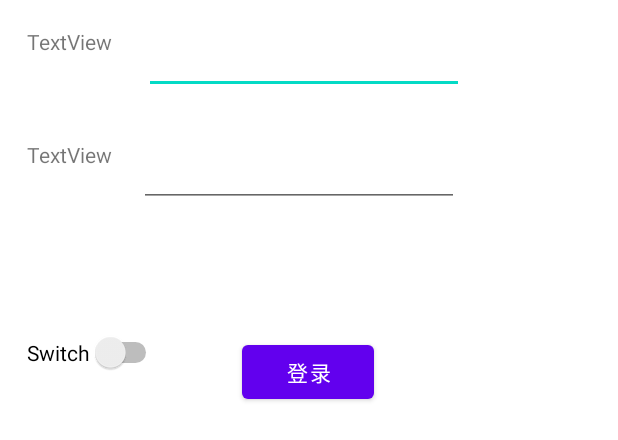
After one commit to idaer/AndroidStudy, an Android app: the layout login.xml on its own in the app's theme, with its tools: preview values and no code run, on a phone screen of 412 x 824 dp. The commit adds this screen. Shown: the top 440 px of the screen. Run offline under Robolectric (Android 15) with nearby library versions, the phone set to English and light mode, and no system bars.

Commit message:
项目2：输入账户密码并对比

```diff
--- a/Test2/app/src/main/AndroidManifest.xml
+++ b/Test2/app/src/main/AndroidManifest.xml
@@ -12,6 +12,11 @@
         <activity
             android:name=".MainActivity"
             android:exported="true">
+
+        </activity>
+        <activity
+            android:name=".LoginActivity"
+            android:exported="true">
             <intent-filter>
                 <action android:name="android.intent.action.MAIN" />
 
--- /dev/null
+++ b/Test2/app/src/main/java/com/example/test2/LoginActivity.java
@@ -0,0 +1,60 @@
+package com.example.test2;
+
+import android.app.Activity;
+import android.os.Bundle;
+import android.util.Log;
+import android.view.View;
+import android.widget.Button;
+import android.widget.CompoundButton;
+import android.widget.EditText;
+import android.widget.Switch;
+import android.widget.Toast;
+
+import androidx.annotation.Nullable;
+
+public class LoginActivity extends Activity {
+
+    Switch switch_btn;
+    String mytag="mytag";
+    Button login_btn;
+
+    EditText username;
+    EditText password;
+
+    @Override
+    protected void onCreate(@Nullable Bundle savedInstanceState) {
+        super.onCreate(savedInstanceState);
+        setContentView(R.layout.login);
+
+        switch_btn=findViewById(R.id.switch_btn);
+        login_btn=findViewById(R.id.loginbtn);
+        username=findViewById(R.id.Username);
+        password=findViewById(R.id.Password);
+
+        login_btn.setOnClickListener(new View.OnClickListener() {
+            @Override
+            public void onClick(View view) {
+                Log.e(mytag, String.valueOf(username.getText()));
+                Log.e(mytag, String.valueOf(password.getText()));
+
+                if (username.getText().toString().equals("bs") &&password.getText().toString().equals("123")) {
+                    Toast.makeText(LoginActivity.this,"ok", Toast.LENGTH_LONG).show();
+                }
+                else {
+                    Toast.makeText(LoginActivity.this,"error", Toast.LENGTH_LONG).show();
+                }
+            }
+        });
+
+
+        switch_btn.setOnCheckedChangeListener(new CompoundButton.OnCheckedChangeListener() {
+            @Override
+            public void onCheckedChanged(CompoundButton compoundButton, boolean b) {
+                Log.e(mytag,""+b
+                );
+            }
+        });
+
+
+    }
+}
--- a/Test2/app/src/main/java/com/example/test2/MainActivity.java
+++ b/Test2/app/src/main/java/com/example/test2/MainActivity.java
@@ -23,7 +23,7 @@ public class MainActivity extends AppCompatActivity implements View.OnClickListe
         setContentView(R.layout.two_button);
 
         btn1=findViewById(R.id.btn1);
-        cons2=findViewById(R.id.layout)；
+        cons2=findViewById(R.id.layout);
 
         btn2=new Button(this);
         btn2.setText("按钮2");
--- /dev/null
+++ b/Test2/app/src/main/res/layout/login.xml
@@ -0,0 +1,96 @@
+<?xml version="1.0" encoding="utf-8"?>
+<LinearLayout xmlns:android="http://schemas.android.com/apk/res/android"
+    xmlns:app="http://schemas.android.com/apk/res-auto"
+    xmlns:tools="http://schemas.android.com/tools"
+    android:layout_width="match_parent"
+    android:layout_height="match_parent"
+    android:orientation="vertical">
+
+    <androidx.constraintlayout.widget.ConstraintLayout
+        android:layout_width="match_parent"
+        android:layout_height="match_parent"
+        android:layout_weight="1">
+
+        <TextView
+            android:id="@+id/textView"
+            android:layout_width="wrap_content"
+            android:layout_height="wrap_content"
+            android:layout_marginStart="18dp"
+            android:layout_marginTop="18dp"
+            android:text="TextView"
+            app:layout_constraintStart_toStartOf="parent"
+            app:layout_constraintTop_toTopOf="parent" />
+
+        <EditText
+            android:id="@+id/Username"
+            android:layout_width="wrap_content"
+            android:layout_height="wrap_content"
+            android:layout_marginStart="21dp"
+            android:layout_marginTop="17dp"
+            android:ems="10"
+            android:inputType="textPersonName"
+            app:layout_constraintStart_toEndOf="@+id/textView"
+            app:layout_constraintTop_toTopOf="parent" />
+
+        <TextView
+            android:id="@+id/textView2"
+            android:layout_width="wrap_content"
+            android:layout_height="wrap_content"
+            android:layout_marginStart="18dp"
+            android:layout_marginTop="56dp"
+            android:text="TextView"
+            app:layout_constraintStart_toStartOf="parent"
+            app:layout_constraintTop_toBottomOf="@+id/textView" />
+
+        <EditText
+            android:id="@+id/Password"
+            android:layout_width="wrap_content"
+            android:layout_height="wrap_content"
+            android:layout_marginStart="18dp"
+            android:layout_marginTop="30dp"
+            android:ems="10"
+            android:inputType="textPersonName"
+            app:layout_constraintStart_toEndOf="@+id/textView2"
+            app:layout_constraintTop_toBottomOf="@+id/Username" />
+    </androidx.constraintlayout.widget.ConstraintLayout>
+
+    <androidx.constraintlayout.widget.ConstraintLayout
+        android:layout_width="match_parent"
+        android:layout_height="match_parent"
+        android:layout_weight="1">
+
+        <Switch
+            android:id="@+id/switch_btn"
+            android:layout_width="wrap_content"
+            android:layout_height="wrap_content"
+            android:layout_marginStart="18dp"
+            android:layout_marginTop="15dp"
+            android:text="Switch"
+            app:layout_constraintStart_toStartOf="parent"
+            app:layout_constraintTop_toTopOf="parent" />
+
+        <Button
+            android:id="@+id/loginbtn"
+            android:layout_width="wrap_content"
+            android:layout_height="wrap_content"
+            android:layout_marginStart="53dp"
+            android:layout_marginTop="18dp"
+            android:text="登录"
+            app:layout_constraintStart_toEndOf="@+id/switch_btn"
+            app:layout_constraintTop_toTopOf="parent" />
+    </androidx.constraintlayout.widget.ConstraintLayout>
+
+    <androidx.constraintlayout.widget.ConstraintLayout
+        android:layout_width="match_parent"
+        android:layout_height="match_parent"
+        android:layout_weight="1">
+
+    </androidx.constraintlayout.widget.ConstraintLayout>
+
+    <androidx.constraintlayout.widget.ConstraintLayout
+        android:layout_width="match_parent"
+        android:layout_height="match_parent"
+        android:layout_weight="1">
+
+    </androidx.constraintlayout.widget.ConstraintLayout>
+</LinearLayout>
```
